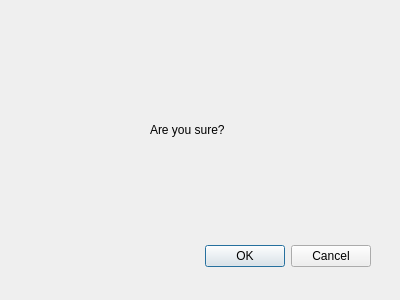
ECU-CSCI-4230/SpiralBound, file Qt Project Files/SpiralBound/deletecalendarevent.ui: the form before one commit.
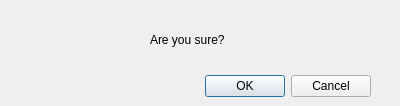
The form after the commit.

Patch:
```diff
--- a/Qt Project Files/SpiralBound/deletecalendarevent.ui
+++ b/Qt Project Files/SpiralBound/deletecalendarevent.ui
@@ -7,7 +7,7 @@
     <x>0</x>
     <y>0</y>
     <width>400</width>
-    <height>300</height>
+    <height>106</height>
    </rect>
   </property>
   <property name="windowTitle">
@@ -17,7 +17,7 @@
    <property name="geometry">
     <rect>
      <x>30</x>
-     <y>240</y>
+     <y>70</y>
      <width>341</width>
      <height>32</height>
     </rect>
@@ -33,7 +33,7 @@
    <property name="geometry">
     <rect>
      <x>150</x>
-     <y>120</y>
+     <y>30</y>
      <width>91</width>
      <height>20</height>
     </rect>
```
